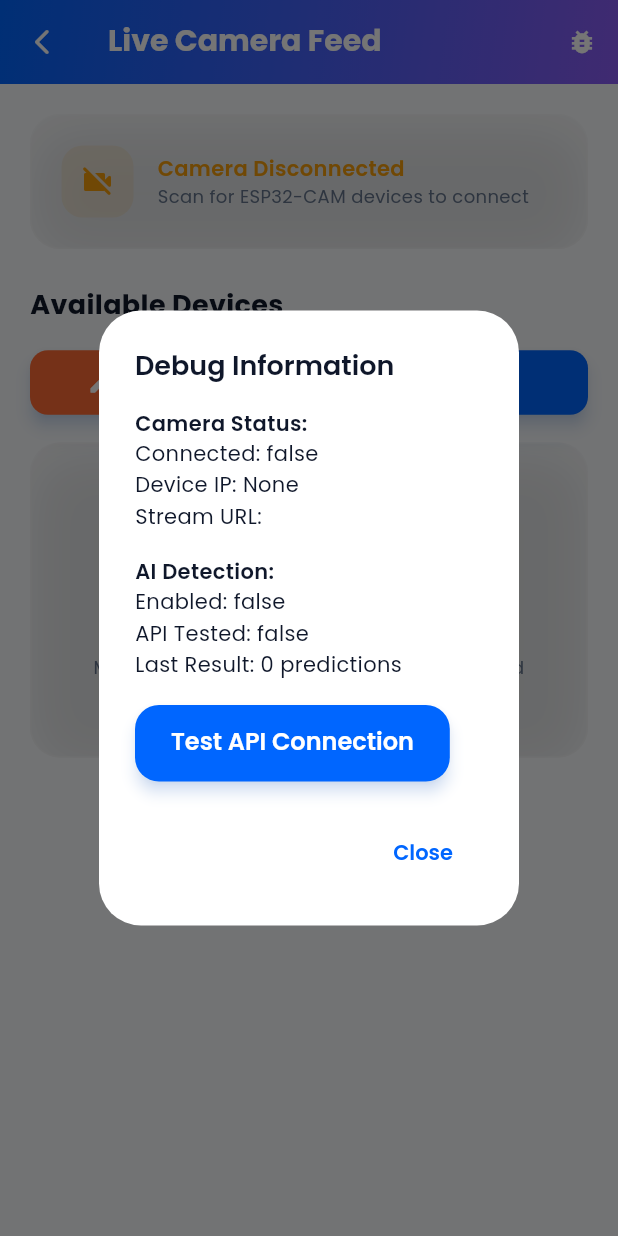
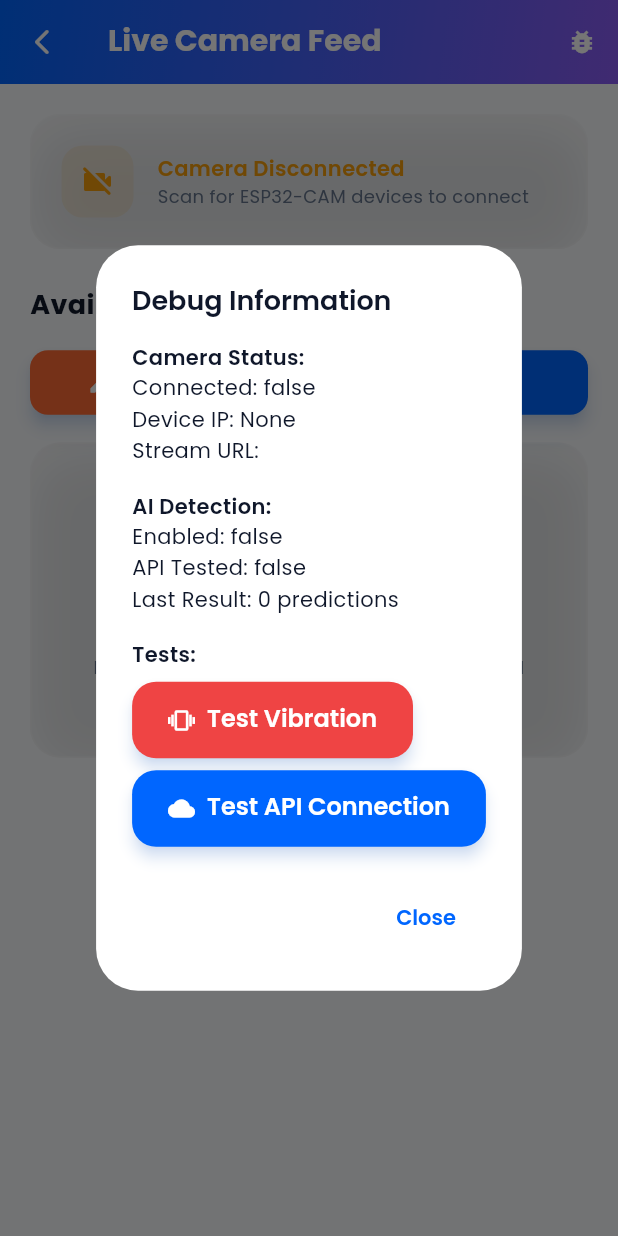
Before and after one commit to Senadheera-eng/roadsafe_ai, a Flutter app: the LiveCameraPage screen opened directly, after a tap on "Manual IP", after a tap on the "bug report" icon, on a phone screen of 412 x 824 dp. Run offline on Flutter 3.47's test engine with Material 3 defaults, Android fonts, the phone set to English and light mode, and no system bars; our stand-ins replace firebase_auth, firebase_core, google_fonts, vibration; missing offline and left inert: network_info_plus; accounts and stored records are empty; network calls fail.

```diff
--- a/lib/pages/live_camera_page.dart
+++ b/lib/pages/live_camera_page.dart
@@ -136,14 +136,16 @@ class _LiveCameraPageState extends State<LiveCameraPage>
     });
 
     _showMessage(
-        'DROWSINESS DETECTED! Eyes closed for 2+ seconds. Phone is vibrating.',
+        'DROWSINESS DETECTED! Eyes closed for 1+ second. Phone is vibrating.',
         AppColors.error);
 
     final drowsyBoxes =
         result.detectionBoxes.where((box) => box.isDrowsy).toList();
     if (drowsyBoxes.isNotEmpty) {
       final reasons = drowsyBoxes.map((box) => box.className).join(', ');
-      _showMessage('Detected: $reasons', AppColors.warning);
+      _showMessage(
+          'Detected: $reasons (Eyes: ${result.eyeOpenPercentage.toStringAsFixed(0)}%)',
+          AppColors.warning);
     }
   }
 
@@ -234,6 +236,50 @@ class _LiveCameraPageState extends State<LiveCameraPage>
               'Enter your ESP32-CAM IP address:',
               style: AppTextStyles.bodyMedium,
             ),
+            const SizedBox(height: 16),
+
+            // VIBRATION TEST BUTTON
+            Container(
+              width: double.infinity,
+              padding: const EdgeInsets.all(16),
+              decoration: BoxDecoration(
+                color: AppColors.error.withOpacity(0.1),
+                borderRadius: BorderRadius.circular(12),
+                border: Border.all(color: AppColors.error),
+              ),
+              child: Column(
+                children: [
+                  Text(
+                    'Test Vibration Hardware',
+                    style: AppTextStyles.titleMedium.copyWith(
+                      fontWeight: FontWeight.bold,
+                    ),
+                  ),
+                  const SizedBox(height: 8),
+                  ElevatedButton.icon(
+                    onPressed: () async {
+                      _showMessage('Testing vibration...', AppColors.info);
+                      print('');
+                      print('===== MANUAL VIBRATION TEST =====');
+                      await DrowsinessDetector.triggerDrowsinessAlert();
+                      print('===== TEST COMPLETE =====');
+                      print('');
+                      _showMessage('Did you feel vibration? Check console.',
+                          AppColors.warning);
+                    },
+                    icon: Icon(Icons.vibration),
+                    label: Text('VIBRATE NOW'),
+                    style: ElevatedButton.styleFrom(
+                      backgroundColor: AppColors.error,
+                      foregroundColor: Colors.white,
+                      padding: const EdgeInsets.symmetric(
+                          vertical: 12, horizontal: 24),
+                    ),
+                  ),
+                ],
+              ),
+            ),
+
             const SizedBox(height: 16),
             TextField(
               controller: ipController,
@@ -393,18 +439,38 @@ class _LiveCameraPageState extends State<LiveCameraPage>
                   'Last Result: ${_lastDetectionResult?.totalPredictions ?? 0} predictions'),
               if (_lastDetectionResult != null) ...[
                 Text(
+                    'Eye Opening: ${_lastDetectionResult!.eyeOpenPercentage.toStringAsFixed(1)}%'),
+                Text(
                     'Detection Boxes: ${_lastDetectionResult!.detectionBoxes.length}'),
                 for (var box in _lastDetectionResult!.detectionBoxes)
                   Text(
                       '  - ${box.className}: ${(box.confidence * 100).toInt()}%'),
               ],
               SizedBox(height: 16),
-              ElevatedButton(
+              Text('Tests:', style: AppTextStyles.titleMedium),
+              SizedBox(height: 8),
+              ElevatedButton.icon(
+                onPressed: () async {
+                  Navigator.pop(context);
+                  _showMessage('Testing vibration...', AppColors.info);
+                  await DrowsinessDetector.testVibration();
+                  _showMessage('Vibration test complete! Check console logs.',
+                      AppColors.success);
+                },
+                icon: Icon(Icons.vibration),
+                label: Text('Test Vibration'),
+                style: ElevatedButton.styleFrom(
+                  backgroundColor: AppColors.error,
+                ),
+              ),
+              SizedBox(height: 8),
+              ElevatedButton.icon(
                 onPressed: () async {
                   Navigator.pop(context);
                   await _testAPIConnection();
                 },
-                child: Text('Test API Connection'),
+                icon: Icon(Icons.cloud),
+                label: Text('Test API Connection'),
               ),
             ],
           ),
@@ -557,7 +623,7 @@ class _LiveCameraPageState extends State<LiveCameraPage>
 
                     _showMessage(
                       value
-                          ? 'AI Drowsiness Detection Enabled - Closes eyes for 2s to trigger'
+                          ? 'AI Drowsiness Detection Enabled - Close eyes for 1s to trigger'
                           : 'AI Drowsiness Detection Disabled',
                       value ? AppColors.success : AppColors.warning,
                     );
@@ -659,7 +725,7 @@ class _LiveCameraPageState extends State<LiveCameraPage>
                     const SizedBox(width: 8),
                     Text(
                       _lastDetectionResult!.isDrowsy
-                          ? 'DROWSINESS DETECTED (2+ seconds)'
+                          ? 'DROWSINESS DETECTED (1+ second)'
                           : 'Driver Alert',
                       style: AppTextStyles.bodyMedium.copyWith(
                         color: _lastDetectionResult!.isDrowsy
```
Also changed, not shown: lib/services/drowsiness_service.dart (+141 -53 lines), lib/widgets/mjpeg_viewer.dart (+110 -33 lines).
